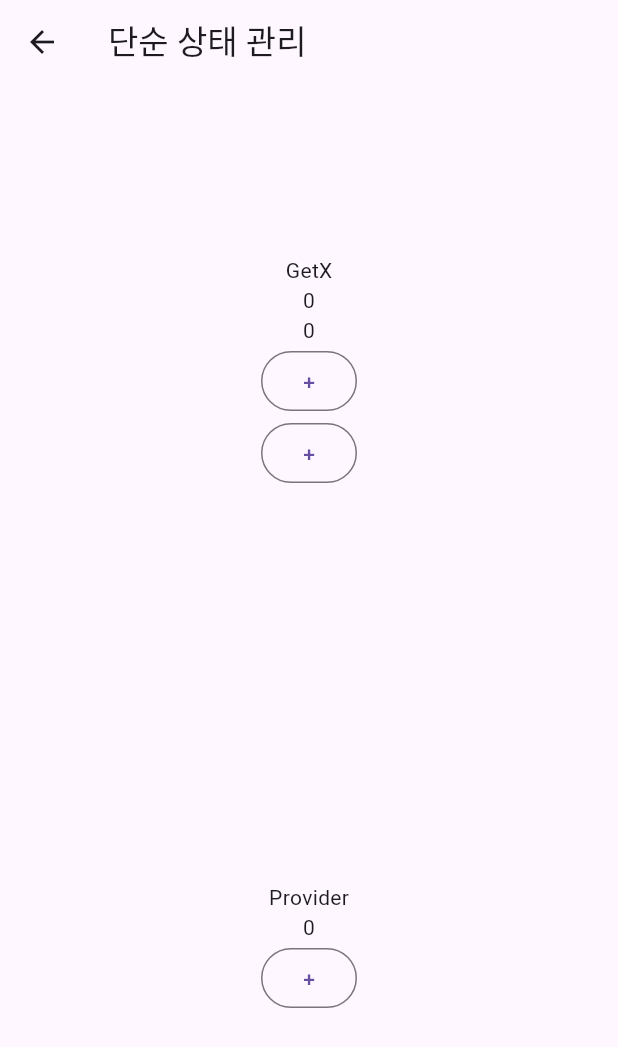
After one commit to pleasemrlostman/flutter_study, a Flutter app: the screen it shows after launch, after a tap on "단순 상태 관리", on a phone screen of 412 x 824 dp. The commit adds this screen. Shown: the top 1047 px of the screen. Run offline on Flutter 3.47's test engine with Material 3 defaults, Android fonts, the phone set to English and light mode, and no system bars; our stand-ins replace get, webview_flutter.

Commit message:
getX 상태관리

```diff
--- /dev/null
+++ b/lib/controller/count_controller_with_get_x.dart
@@ -0,0 +1,10 @@
+import 'package:flutter/cupertino.dart';
+import 'package:get/get.dart';
+
+class CountControllerWithGetX extends GetxController {
+  int count = 0;
+  void increase(String id) {
+    count++;
+    update([id]);
+  }
+}
--- /dev/null
+++ b/lib/controller/count_controller_with_provider.dart
@@ -0,0 +1,9 @@
+import 'package:flutter/cupertino.dart';
+
+class CountControllerWithProvider extends ChangeNotifier {
+  int count = 0;
+  void increase() {
+    count++;
+    notifyListeners();
+  }
+}
--- /dev/null
+++ b/lib/page/state/simple_state_manage_page.dart
@@ -0,0 +1,35 @@
+import 'package:flutter/material.dart';
+import 'package:get/get.dart';
+import 'package:provider/provider.dart';
+import 'package:test_prog/controller/count_controller_with_get_x.dart';
+import 'package:test_prog/controller/count_controller_with_provider.dart';
+import 'package:test_prog/page/state/with_get_x.dart';
+import 'package:test_prog/page/state/with_provider.dart';
+
+class SimpleStateManagePage extends StatelessWidget {
+  const SimpleStateManagePage({super.key});
+
+  @override
+  Widget build(BuildContext context) {
+    Get.put(CountControllerWithGetX());
+    return Scaffold(
+      appBar: AppBar(
+        title: Text("단순 상태 관리"),
+      ),
+      body: Center(
+        child: Column(
+          mainAxisAlignment: MainAxisAlignment.center,
+          children: [
+            Expanded(child: WithGetX()),
+            Expanded(
+              child: ChangeNotifierProvider<CountControllerWithProvider>(
+                create: (_) => CountControllerWithProvider(),
+                child: WithProvider(),
+              ),
+            ),
+          ],
+        ),
+      ),
+    );
+  }
+}
--- /dev/null
+++ b/lib/page/state/with_get_x.dart
@@ -0,0 +1,51 @@
+import 'package:flutter/cupertino.dart';
+import 'package:flutter/material.dart';
+import 'package:get/get.dart';
+import 'package:test_prog/controller/count_controller_with_get_x.dart';
+
+class WithGetX extends StatelessWidget {
+  const WithGetX({super.key});
+
+  Widget _button(String id) {
+    return OutlinedButton(
+      onPressed: () {
+        Get.find<CountControllerWithGetX>().increase(id);
+      },
+      child: Text("+"),
+    );
+  }
+
+  @override
+  Widget build(BuildContext context) {
+    return Center(
+      child: Column(
+        mainAxisAlignment: MainAxisAlignment.center,
+        children: [
+          Text("GetX"),
+          GetBuilder<CountControllerWithGetX>(
+            id: "first",
+            builder: (controller) {
+              return Text("${Get.find<CountControllerWithGetX>().count}");
+              // return Text("${controller.count}");
+            },
+          ),
+          GetBuilder<CountControllerWithGetX>(
+            id: "second",
+            builder: (controller) {
+              return Text("${Get.find<CountControllerWithGetX>().count}");
+              // return Text("${controller.count}");
+            },
+          ),
+          _button("first"),
+          _button("second"),
+          // OutlinedButton(
+          //   onPressed: () {
+          //     Get.find<CountControllerWithGetX>().increase();
+          //   },
+          //   child: Text("+"),
+          // ),
+        ],
+      ),
+    );
+  }
+}
--- /dev/null
+++ b/lib/page/state/with_provider.dart
@@ -0,0 +1,34 @@
+import 'package:flutter/cupertino.dart';
+import 'package:flutter/material.dart';
+import 'package:provider/provider.dart';
+import 'package:test_prog/controller/count_controller_with_provider.dart';
+
+class WithProvider extends StatelessWidget {
+  const WithProvider({super.key});
+
+  @override
+  Widget build(BuildContext context) {
+    return Center(
+      child: Column(
+        mainAxisAlignment: MainAxisAlignment.center,
+        children: [
+          Text("Provider"),
+          // 아래 방법대로 하게 되면 해당 위젯 전체가 재렌더링 되기 때문에 listen을 끊어버리고 Consumer를 이용해서 해당 부분만 재렌더링되게 한다.
+          // Text("${Provider.of<CountControllerWithProvider>(context).count}"),
+          Consumer<CountControllerWithProvider>(
+            builder: (_, snapshot, child) {
+              return Text("${snapshot.count}");
+            },
+          ),
+          OutlinedButton(
+              onPressed: () {
+                // context 때문에 따로 위젯으로 빼기가 애매함, statefull로 변경해주면 가능, 아니면 context를 넘겨주던가
+                Provider.of<CountControllerWithProvider>(context, listen: false)
+                    .increase();
+              },
+              child: Text("+")),
+        ],
+      ),
+    );
+  }
+}
--- a/lib/screen/getx/home_screen.dart
+++ b/lib/screen/getx/home_screen.dart
@@ -3,6 +3,7 @@
 import 'package:get/get.dart';
 import 'package:test_prog/page/name/name_first.dart';
 import 'package:test_prog/page/normal/first.dart';
+import 'package:test_prog/page/state/simple_state_manage_page.dart';
 
 class HomeScreen extends StatelessWidget {
   const HomeScreen({super.key});
@@ -46,6 +47,12 @@
                 // Get.toNamed("/next", arguments: "재훈");
                 Get.toNamed("/user/28357?name=재훈&age=32");
               },
+            ),
+            OutlinedButton(
+              child: Text("단순 상태 관리"),
+              onPressed: () {
+                Get.to(SimpleStateManagePage());
+              },
             )
           ],
         ),
--- a/pubspec.yaml
+++ b/pubspec.yaml
@@ -37,6 +37,7 @@
   cupertino_icons: ^1.0.6
   webview_flutter: ^4.8.0
   get: ^4.6.6
+  provider: ^6.1.2
 
 dev_dependencies:
   flutter_test:
```
Also changed, not shown: pubspec.lock.
